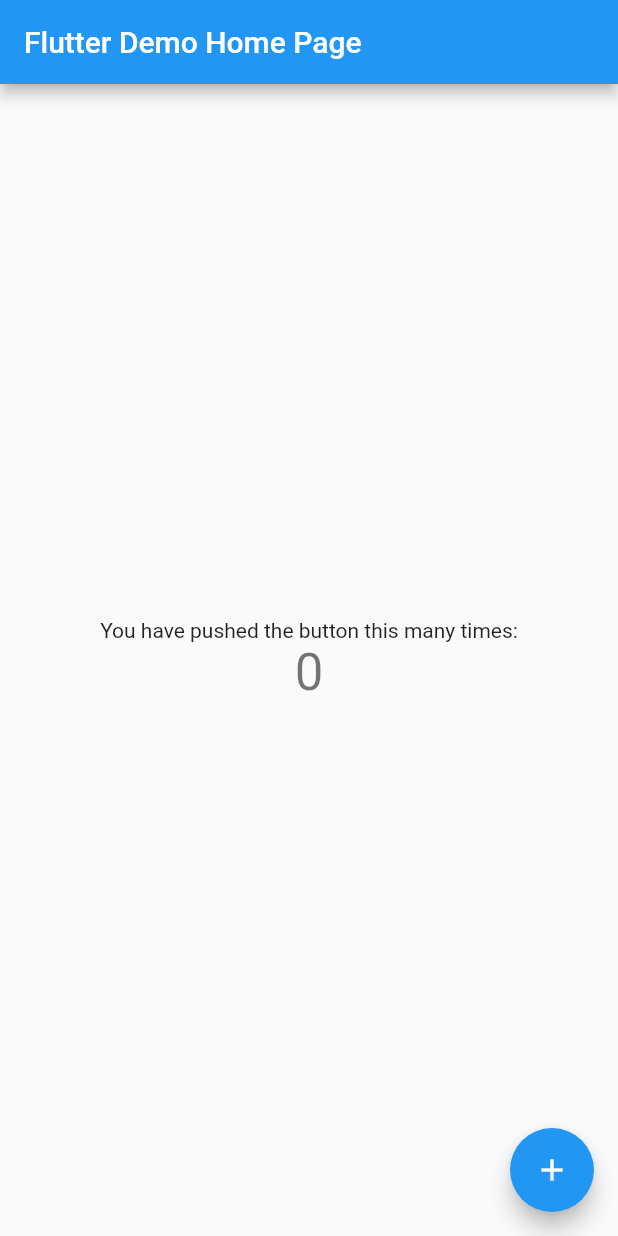
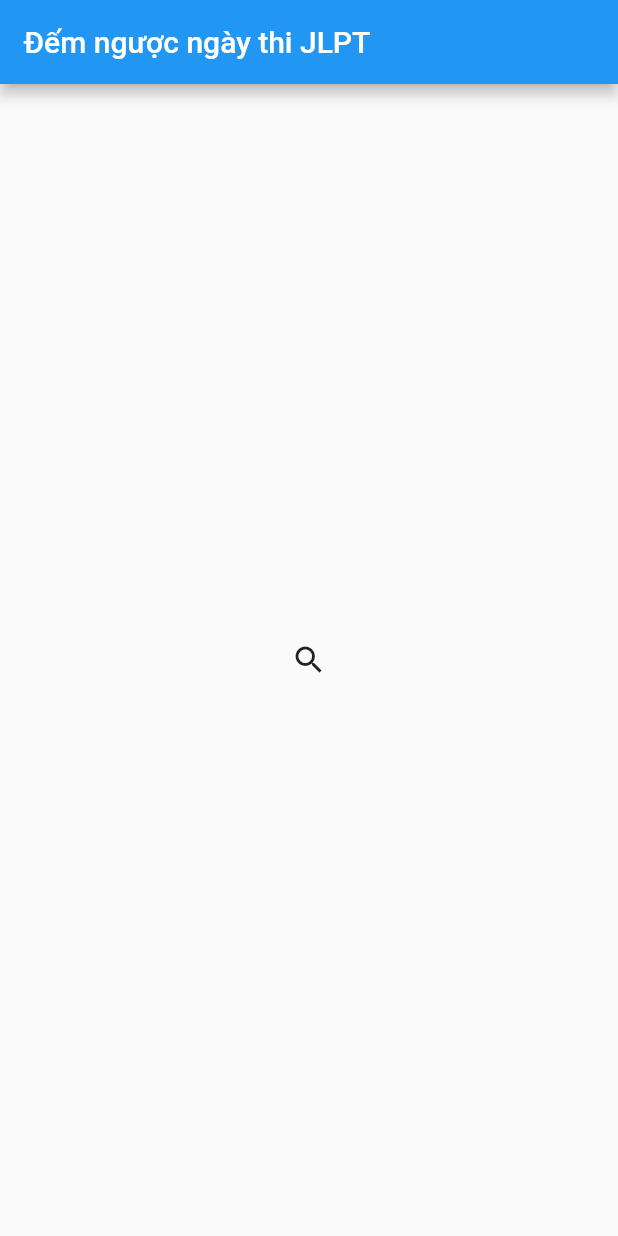
Before and after one commit to phonghoang2k/jlpt-test-date-countdown, a Flutter app: the screen it shows after launch, on a phone screen of 412 x 824 dp. Run offline on Flutter 3.47's test engine with Material 2 defaults, Android fonts, the phone set to English and light mode, and no system bars.

Commit message:
set up project architecture

```diff
--- a/lib/main.dart
+++ b/lib/main.dart
@@ -1,117 +1,19 @@
 import 'package:flutter/material.dart';
+import 'package:jlpt_testdate_countdown/views/pages/home_page.dart';
 
 void main() {
   runApp(MyApp());
 }
 
 class MyApp extends StatelessWidget {
-  // This widget is the root of your application.
   @override
   Widget build(BuildContext context) {
     return MaterialApp(
-      title: 'Đếm ngược ngày thi JLPT',
-      theme: ThemeData(
-        // This is the theme of your application.
-        //
-        // Try running your application with "flutter run". You'll see the
-        // application has a blue toolbar. Then, without quitting the app, try
-        // changing the primarySwatch below to Colors.green and then invoke
-        // "hot reload" (press "r" in the console where you ran "flutter run",
-        // or simply save your changes to "hot reload" in a Flutter IDE).
-        // Notice that the counter didn't reset back to zero; the application
-        // is not restarted.
-        primarySwatch: Colors.blue,
-        // This makes the visual density adapt to the platform that you run
-        // the app on. For desktop platforms, the controls will be smaller and
-        // closer together (more dense) than on mobile platforms.
-        visualDensity: VisualDensity.adaptivePlatformDensity,
-      ),
-      home: MyHomePage(title: 'Flutter Demo Home Page'),
-    );
+        title: 'Đếm ngược ngày thi JLPT',
+        theme: ThemeData(
+          primarySwatch: Colors.blue,
+          visualDensity: VisualDensity.adaptivePlatformDensity,
+        ),
+        home: HomePage());
   }
 }
-
-class MyHomePage extends StatefulWidget {
-  MyHomePage({Key key, this.title}) : super(key: key);
-
-  // This widget is the home page of your application. It is stateful, meaning
-  // that it has a State object (defined below) that contains fields that affect
-  // how it looks.
-
-  // This class is the configuration for the state. It holds the values (in this
-  // case the title) provided by the parent (in this case the App widget) and
-  // used by the build method of the State. Fields in a Widget subclass are
-  // always marked "final".
-
-  final String title;
-
-  @override
-  _MyHomePageState createState() => _MyHomePageState();
-}
-
-class _MyHomePageState extends State<MyHomePage> {
-  int _counter = 0;
-
-  void _incrementCounter() {
-    setState(() {
-      // This call to setState tells the Flutter framework that something has
-      // changed in this State, which causes it to rerun the build method below
-      // so that the display can reflect the updated values. If we changed
-      // _counter without calling setState(), then the build method would not be
-      // called again, and so nothing would appear to happen.
-      _counter++;
-    });
-  }
-
-  @override
-  Widget build(BuildContext context) {
-    // This method is rerun every time setState is called, for instance as done
-    // by the _incrementCounter method above.
-    //
-    // The Flutter framework has been optimized to make rerunning build methods
-    // fast, so that you can just rebuild anything that needs updating rather
-    // than having to individually change instances of widgets.
-    return Scaffold(
-      appBar: AppBar(
-        // Here we take the value from the MyHomePage object that was created by
-        // the App.build method, and use it to set our appbar title.
-        title: Text(widget.title),
-      ),
-      body: Center(
-        // Center is a layout widget. It takes a single child and positions it
-        // in the middle of the parent.
-        child: Column(
-          // Column is also a layout widget. It takes a list of children and
-          // arranges them vertically. By default, it sizes itself to fit its
-          // children horizontally, and tries to be as tall as its parent.
-          //
-          // Invoke "debug painting" (press "p" in the console, choose the
-          // "Toggle Debug Paint" action from the Flutter Inspector in Android
-          // Studio, or the "Toggle Debug Paint" command in Visual Studio Code)
-          // to see the wireframe for each widget.
-          //
-          // Column has various properties to control how it sizes itself and
-          // how it positions its children. Here we use mainAxisAlignment to
-          // center the children vertically; the main axis here is the vertical
-          // axis because Columns are vertical (the cross axis would be
-          // horizontal).
-          mainAxisAlignment: MainAxisAlignment.center,
-          children: <Widget>[
-            Text(
-              'You have pushed the button this many times:',
-            ),
-            Text(
-              '$_counter',
-              style: Theme.of(context).textTheme.headline4,
-            ),
-          ],
-        ),
-      ),
-      floatingActionButton: FloatingActionButton(
-        onPressed: _incrementCounter,
-        tooltip: 'Increment',
-        child: Icon(Icons.add),
-      ), // This trailing comma makes auto-formatting nicer for build methods.
-    );
-  }
-}
--- /dev/null
+++ b/lib/views/pages/home_page.dart
@@ -0,0 +1,37 @@
+import 'package:flutter/material.dart';
+
+class HomePage extends StatefulWidget {
+  @override
+  State<StatefulWidget> createState() => _HomePageState();
+}
+
+class _HomePageState extends State<HomePage> {
+  final GlobalKey<ScaffoldState> _scaffoldKey = GlobalKey<ScaffoldState>();
+
+  void showInSnackBar(String value) {
+    _scaffoldKey.currentState.showSnackBar(
+      SnackBar(
+        content: Text(value, textAlign: TextAlign.start),
+        duration: Duration(seconds: 1),
+      ),
+    );
+  }
+
+  @override
+  Widget build(BuildContext context) {
+    return Scaffold(
+      key: _scaffoldKey,
+      appBar: AppBar(title: Text("Đếm ngược ngày thi JLPT")),
+      body: Center(
+        child: Stack(
+          children: <Widget>[
+            IconButton(
+              icon: Icon(Icons.search),
+              onPressed: () {},
+            )
+          ],
+        ),
+      ),
+    );
+  }
+}
--- a/pubspec.yaml
+++ b/pubspec.yaml
@@ -28,6 +28,8 @@
   # The following adds the Cupertino Icons font to your application.
   # Use with the CupertinoIcons class for iOS style icons.
   cupertino_icons: ^0.1.3
+  bloc: ^4.0.0
+  flutter_bloc: ^4.0.0
 
 dev_dependencies:
   flutter_test:
```
Also changed, not shown: pubspec.lock, 4 other files.
